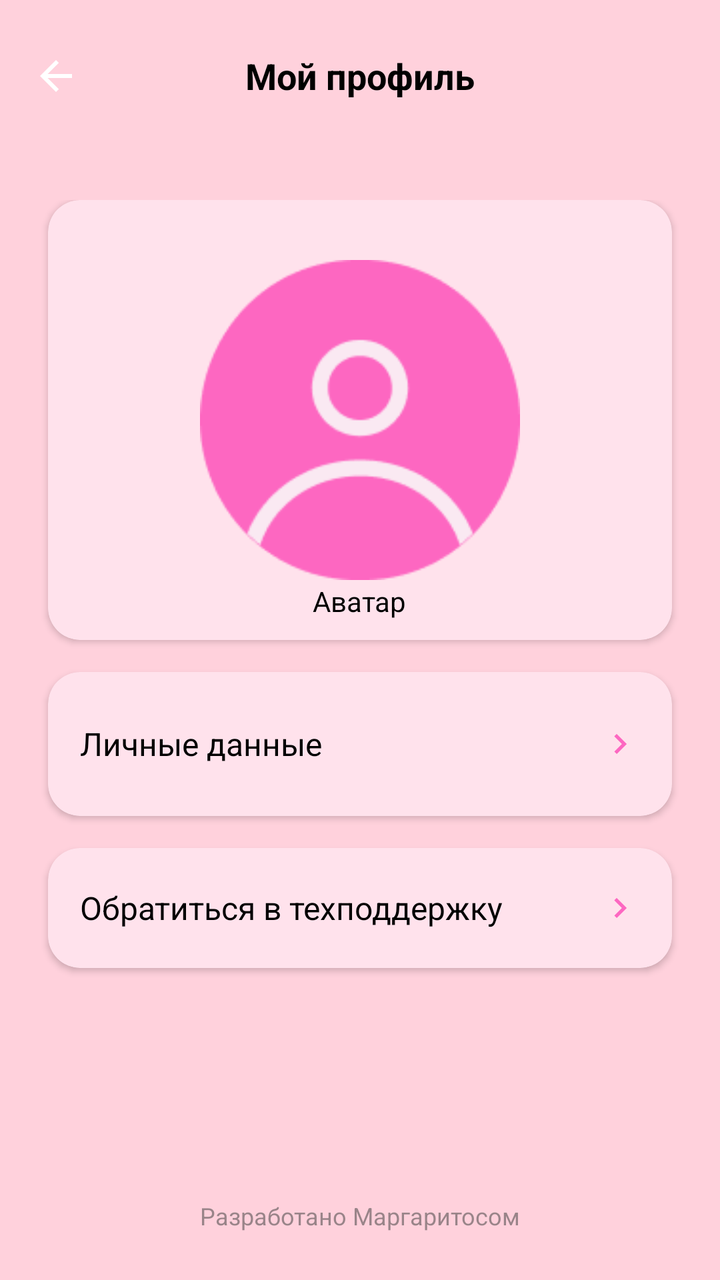
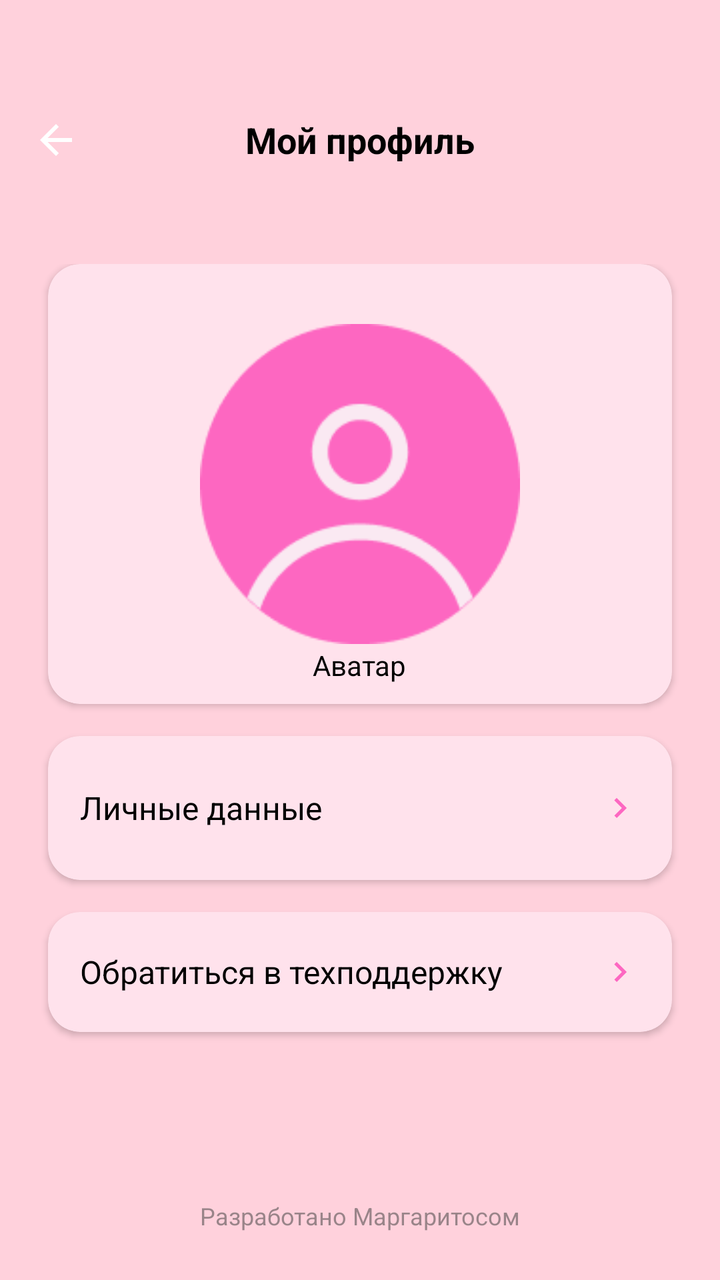

An Android layout rendered at two revisions. The XML below is the earlier revision; the diff shows what the commit changed to produce the second picture.
<!-- AndroidManifest.xml: activity theme Theme.MyApplication -->
<!-- res/layout/activity_profile.xml -->
<?xml version="1.0" encoding="utf-8"?>
<RelativeLayout xmlns:android="http://schemas.android.com/apk/res/android"
    xmlns:app="http://schemas.android.com/apk/res-auto"
    android:layout_width="match_parent"
    android:layout_height="match_parent"
    android:background="#FFD1DC">

    
    <RelativeLayout
        android:id="@+id/header"
        android:layout_width="match_parent"
        android:layout_height="76dp"
        android:paddingStart="16dp"
        android:paddingEnd="16dp"
        >

        <ImageView
            android:id="@+id/backButton"
            android:layout_width="24dp"
            android:layout_height="24dp"
            android:layout_alignParentStart="true"
            android:layout_centerVertical="true"
            android:contentDescription="Назад"
            android:src="@drawable/ic_back" />

        <TextView
            android:id="@+id/title"
            android:layout_width="wrap_content"
            android:layout_height="wrap_content"
            android:layout_centerInParent="true"
            android:text="Мой профиль"
            android:textColor="#000000"
            android:textSize="18sp"
            android:textStyle="bold" />
    </RelativeLayout>

    
    <ScrollView
        android:id="@+id/content"
        android:layout_width="match_parent"
        android:layout_height="match_parent"
        android:layout_below="@id/header"
        android:layout_above="@id/footer"
        android:fillViewport="true">

        <LinearLayout
            android:id="@+id/contentContainer"
            android:layout_width="match_parent"
            android:layout_height="wrap_content"
            android:orientation="vertical"
            android:paddingTop="24dp"
            android:paddingBottom="40dp">

            
            <androidx.cardview.widget.CardView
                android:id="@+id/avatarCard"
                android:layout_width="match_parent"
                android:layout_height="220dp"
                android:layout_marginStart="24dp"
                android:layout_marginEnd="24dp"
                android:layout_marginBottom="16dp"
                app:cardBackgroundColor="#FFE2EC"
                app:cardCornerRadius="16dp"
                app:cardElevation="2dp">

                <RelativeLayout
                    android:layout_width="match_parent"
                    android:layout_height="match_parent">

                    <ImageView
                        android:id="@+id/avatarImage"
                        android:layout_width="160dp"
                        android:layout_height="160dp"
                        android:layout_centerInParent="true"
                        android:background="@drawable/user_avatar"
                        android:contentDescription="Аватар" />

                    <TextView
                        android:id="@+id/avatarText"
                        android:layout_width="wrap_content"
                        android:layout_height="wrap_content"
                        android:layout_alignParentBottom="true"
                        android:layout_centerHorizontal="true"
                        android:layout_marginBottom="10dp"
                        android:text="Аватар"
                        android:textColor="#000000"
                        android:textSize="14sp" />
                </RelativeLayout>
            </androidx.cardview.widget.CardView>

            
            <androidx.cardview.widget.CardView
                android:id="@+id/personalCard"
                android:layout_width="match_parent"
                android:layout_height="wrap_content"
                android:layout_marginStart="24dp"
                android:layout_marginEnd="24dp"
                android:layout_marginBottom="16dp"
                app:cardBackgroundColor="#FFE2EC"
                app:cardCornerRadius="16dp"
                app:cardElevation="2dp">

                <LinearLayout
                    android:id="@+id/personalRoot"
                    android:layout_width="match_parent"
                    android:layout_height="wrap_content"
                    android:orientation="vertical"
                    android:paddingStart="16dp"
                    android:paddingEnd="16dp"
                    android:paddingTop="12dp"
                    android:paddingBottom="12dp">

                    
                    <RelativeLayout
                        android:id="@+id/personalHeader"
                        android:layout_width="match_parent"
                        android:layout_height="48dp"
                        android:background="?attr/selectableItemBackground">

                        <TextView
                            android:id="@+id/dataText"
                            android:layout_width="wrap_content"
                            android:layout_height="wrap_content"
                            android:layout_centerVertical="true"
                            android:text="Личные данные"
                            android:textColor="#000000"
                            android:textSize="16sp" />

                        <ImageView
                            android:id="@+id/personalChevron"
                            android:layout_width="20dp"
                            android:layout_height="20dp"
                            android:layout_alignParentEnd="true"
                            android:layout_centerVertical="true"
                            android:src="@drawable/ic_arrow" />
                    </RelativeLayout>

                    
                    <LinearLayout
                        android:id="@+id/personalContent"
                        android:layout_width="match_parent"
                        android:layout_height="wrap_content"
                        android:orientation="vertical"
                        android:visibility="gone"
                        android:paddingTop="8dp">

                        
                        <FrameLayout
                            android:layout_width="match_parent"
                            android:layout_height="44dp">

                            <View
                                android:layout_width="match_parent"
                                android:layout_height="match_parent"
                                android:background="@drawable/input_field_background" />

                            <androidx.appcompat.widget.AppCompatEditText
                                android:id="@+id/nameInput"
                                android:layout_width="match_parent"
                                android:layout_height="match_parent"
                                android:layout_marginStart="12dp"
                                android:layout_marginEnd="12dp"
                                android:background="@android:color/transparent"
                                android:hint="Имя"
                                android:inputType="textPersonName"
                                android:imeOptions="actionNext"
                                android:paddingStart="12dp"
                                android:paddingTop="10dp"
                                android:paddingEnd="12dp"
                                android:paddingBottom="10dp"
                                android:textColor="#000000"
                                android:textColorHint="#8A000000"
                                android:textSize="16sp" />
                        </FrameLayout>

                        
                        <FrameLayout
                            android:layout_width="match_parent"
                            android:layout_height="44dp"
                            android:layout_marginTop="10dp">

                            <View
                                android:layout_width="match_parent"
                                android:layout_height="match_parent"
                                android:background="@drawable/input_field_background" />

                            <androidx.appcompat.widget.AppCompatEditText
                                android:id="@+id/emailInput"
                                android:layout_width="match_parent"
                                android:layout_height="match_parent"
                                android:layout_marginStart="12dp"
                                android:layout_marginEnd="12dp"
                                android:background="@android:color/transparent"
                                android:hint="Почта"
                                android:inputType="textEmailAddress"
                                android:imeOptions="actionNext"
                                android:paddingStart="12dp"
                                android:paddingTop="10dp"
                                android:paddingEnd="12dp"
                                android:paddingBottom="10dp"
                                android:textColor="#000000"
                                android:textColorHint="#8A000000"
                                android:textSize="16sp" />
                        </FrameLayout>

                        
                        <FrameLayout
                            android:layout_width="match_parent"
                            android:layout_height="44dp"
                            android:layout_marginTop="10dp">

                            <View
                                android:layout_width="match_parent"
                                android:layout_height="match_parent"
                                android:background="@drawable/input_field_background" />

                            <androidx.appcompat.widget.AppCompatEditText
                                android:id="@+id/passwordInput"
                                android:layout_width="match_parent"
                                android:layout_height="match_parent"
                                android:layout_marginStart="12dp"
                                android:layout_marginEnd="12dp"
                                android:background="@android:color/transparent"
                                android:hint="Пароль"
                                android:inputType="textPassword"
                                android:imeOptions="actionDone"
                                android:paddingStart="12dp"
                                android:paddingTop="10dp"
                                android:paddingEnd="12dp"
                                android:paddingBottom="10dp"
                                android:textColor="#000000"
                                android:textColorHint="#8A000000"
                                android:textSize="16sp" />
                        </FrameLayout>

                        <androidx.appcompat.widget.AppCompatButton
                            android:id="@+id/logoutButton"
                            android:layout_width="match_parent"
                            android:layout_height="43dp"
                            android:layout_gravity="center_horizontal"
                            android:layout_marginTop="12dp"
                            android:background="@drawable/login_button_background"
                            android:text="Выйти"
                            android:textAllCaps="false"
                            android:textColor="@android:color/white" />


                    </LinearLayout>
                </LinearLayout>
            </androidx.cardview.widget.CardView>

            
            <androidx.cardview.widget.CardView
                android:id="@+id/supportCard"
                android:layout_width="match_parent"
                android:layout_height="wrap_content"
                android:layout_marginStart="24dp"
                android:layout_marginEnd="24dp"
                app:cardBackgroundColor="#FFE2EC"
                app:cardCornerRadius="16dp"
                app:cardElevation="2dp">

                <RelativeLayout
                    android:layout_width="match_parent"
                    android:layout_height="60dp"
                    android:paddingStart="16dp"
                    android:paddingEnd="16dp"
                    android:background="?attr/selectableItemBackground">

                    <TextView
                        android:id="@+id/supportText"
                        android:layout_width="wrap_content"
                        android:layout_height="wrap_content"
                        android:layout_centerVertical="true"
                        android:text="Обратиться в техподдержку"
                        android:textColor="#000000"
                        android:textSize="16sp" />

                    <ImageView
                        android:layout_width="20dp"
                        android:layout_height="20dp"
                        android:layout_alignParentEnd="true"
                        android:layout_centerVertical="true"
                        android:src="@drawable/ic_arrow" />
                </RelativeLayout>
            </androidx.cardview.widget.CardView>

        </LinearLayout>
    </ScrollView>

    
    <TextView
        android:id="@+id/footer"
        android:layout_width="match_parent"
        android:layout_height="wrap_content"
        android:layout_alignParentBottom="true"
        android:layout_marginBottom="24dp"
        android:gravity="center"
        android:text="Разработано Маргаритосом"
        android:textColor="#8A424242"
        android:textSize="12sp" />
</RelativeLayout>
<!-- resources referenced by this layout -->
<resources>
  <!-- drawable ic_arrow (drawable) -->
  <vector xmlns:android="http://schemas.android.com/apk/res/android"
      android:width="24dp"
      android:height="24dp"
      android:viewportWidth="24"
      android:viewportHeight="24">
      <path
          android:fillColor="#FD67C1"
          android:pathData="M8.59,16.59L13.17,12 8.59,7.41 10,6l6,6 -6,6 -1.41,-1.41z"/>
  </vector>
  <!-- drawable ic_back (drawable) -->
  <vector xmlns:android="http://schemas.android.com/apk/res/android"
      android:width="24dp"
      android:height="24dp"
      android:viewportWidth="24"
      android:viewportHeight="24"
      android:tint="?attr/colorOnPrimary">
    <path
        android:fillColor="@android:color/white"
        android:pathData="M20,11H7.83l5.59,-5.59L12,4l-8,8 8,8 1.41,-1.41L7.83,13H20v-2z"/>
  </vector>
  <!-- drawable input_field_background (drawable) -->
  <?xml version="1.0" encoding="utf-8"?>
  <shape xmlns:android="http://schemas.android.com/apk/res/android"
      android:shape="rectangle">
      <size android:height="44dp" />
      <corners android:radius="12dp" />
      <solid android:color="#5EFFFFFF" />
  </shape>
  <!-- drawable login_button_background (drawable) -->
  <?xml version="1.0" encoding="utf-8"?>
  <vector xmlns:android="http://schemas.android.com/apk/res/android"
      xmlns:aapt="http://schemas.android.com/aapt"
      android:width="121dp"
      android:height="36dp"
      android:viewportWidth="121"
      android:viewportHeight="36">
      <group>
          <clip-path
              android:pathData="M18 0H103C112.941 0 121 8.05887 121 18C121 27.9411 112.941 36 103 36H18C8.05887 36 0 27.9411 0 18C0 8.05887 8.05887 0 18 0Z" />
          <path
              android:pathData="M0 0V36H121V0"
              android:fillColor="#FB92D0" />
      </group>
  </vector>
  <!-- drawable user_avatar: png bitmap (drawable, 4859 bytes) -->
  <style name="Theme.MyApplication" parent="Theme.MaterialComponents.Light.NoActionBar">
          <item name="android:windowBackground">@color/background</item>
      </style>
  <color name="background">#FFE6F2</color>
</resources>

<!-- the commit's change to res/layout/activity_profile.xml (unified diff, before → after) -->
@@ -8,6 +8,7 @@
     
     <RelativeLayout
         android:id="@+id/header"
+        android:layout_marginTop="32dp"
         android:layout_width="match_parent"
         android:layout_height="76dp"
         android:paddingStart="16dp"
@@ -235,11 +236,11 @@
 
                         <androidx.appcompat.widget.AppCompatButton
                             android:id="@+id/logoutButton"
-                            android:layout_width="match_parent"
+                            android:layout_width="85dp"
                             android:layout_height="43dp"
                             android:layout_gravity="center_horizontal"
                             android:layout_marginTop="12dp"
-                            android:background="@drawable/login_button_background"
+                            android:background="@drawable/bottom_bar_bg"
                             android:text="Выйти"
                             android:textAllCaps="false"
                             android:textColor="@android:color/white" />
<!-- resource entries referenced after the edit -->
@@ -1,5 +1,25 @@
 <!-- resources referenced by this layout -->
 <resources>
+  <!-- drawable bottom_bar_bg (drawable) -->
+  <?xml version="1.0" encoding="utf-8"?>
+  <vector
+      xmlns:android="http://schemas.android.com/apk/res/android"
+      xmlns:aapt="http://schemas.android.com/aapt"
+      android:width="85dp"
+      android:height="32dp"
+      android:viewportWidth="85"
+      android:viewportHeight="32"
+      >
+      <group>
+          <clip-path
+              android:pathData="M16 0H69C77.8366 0 85 7.16344 85 16C85 24.8366 77.8366 32 69 32H16C7.16344 32 0 24.8366 0 16C0 7.16344 7.16344 0 16 0Z"
+              />
+          <path
+              android:pathData="M0 0V32H85V0"
+              android:fillColor="#FF0099"
+              />
+      </group>
+  </vector>
   <!-- drawable ic_arrow (drawable) -->
   <vector xmlns:android="http://schemas.android.com/apk/res/android"
       android:width="24dp"
@@ -29,22 +49,6 @@
       <corners android:radius="12dp" />
       <solid android:color="#5EFFFFFF" />
   </shape>
-  <!-- drawable login_button_background (drawable) -->
-  <?xml version="1.0" encoding="utf-8"?>
-  <vector xmlns:android="http://schemas.android.com/apk/res/android"
-      xmlns:aapt="http://schemas.android.com/aapt"
-      android:width="121dp"
-      android:height="36dp"
-      android:viewportWidth="121"
-      android:viewportHeight="36">
-      <group>
-          <clip-path
-              android:pathData="M18 0H103C112.941 0 121 8.05887 121 18C121 27.9411 112.941 36 103 36H18C8.05887 36 0 27.9411 0 18C0 8.05887 8.05887 0 18 0Z" />
-          <path
-              android:pathData="M0 0V36H121V0"
-              android:fillColor="#FB92D0" />
-      </group>
-  </vector>
   <!-- drawable user_avatar: png bitmap (drawable, 4859 bytes) -->
   <style name="Theme.MyApplication" parent="Theme.MaterialComponents.Light.NoActionBar">
           <item name="android:windowBackground">@color/background</item>
